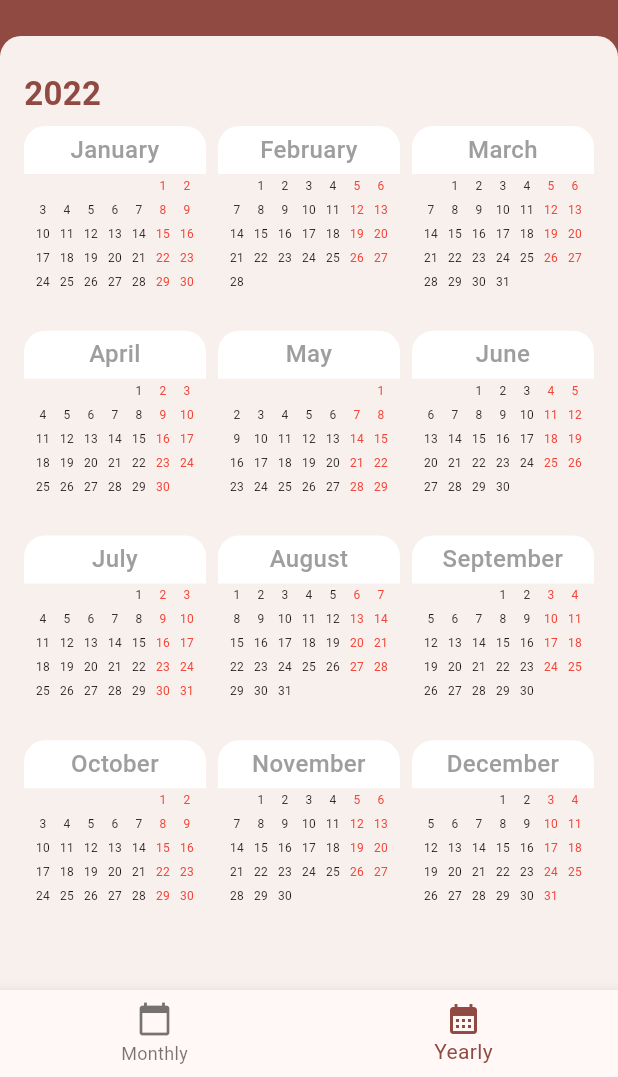
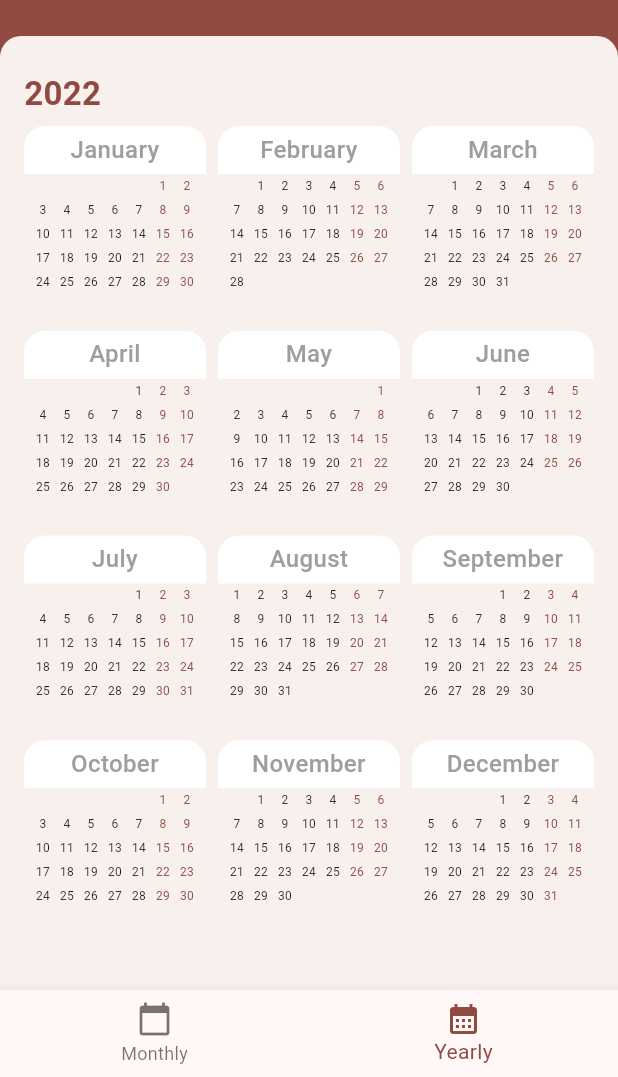
Before and after one commit to chitgyi/num_calendar, a Flutter app: the screen it shows after launch, item 2 of the bottom bar chosen, on a phone screen of 412 x 824 dp, the part 159-1236 px from its top. Run offline on Flutter 3.47's test engine with Material 3 defaults, Android fonts, the phone set to English and light mode, and no system bars; our stand-ins replace flutter_riverpod, freezed_annotation, go_router, riverpod_annotation; generated files the repository leaves out were written again.

Commit message:
update: color

```diff
--- a/lib/src/presentation/ui/pages/yearly_page.dart
+++ b/lib/src/presentation/ui/pages/yearly_page.dart
@@ -11,6 +11,7 @@ class YearlyPage extends ConsumerWidget {
   Widget build(BuildContext context, WidgetRef ref) {
     final calendarState = ref.watch(calendarProviderProvider);
     final provider = ref.read(calendarProviderProvider.notifier);
+
     return CustomScaffold(
       title: 'Calendar',
       body: Padding(
--- a/lib/src/presentation/ui/widgets/views/n_calendar_yearly_list_view.dart
+++ b/lib/src/presentation/ui/widgets/views/n_calendar_yearly_list_view.dart
@@ -90,7 +90,7 @@ class NCalendarYearlyListView extends StatelessWidget {
                                     Colors.white,
                                   DateTime.sunday ||
                                   DateTime.saturday =>
-                                    Colors.red,
+                                    Theme.of(context).primaryColor,
                                   _ => null,
                                 },
                               ),
```
Also changed, not shown: 1 other file.
